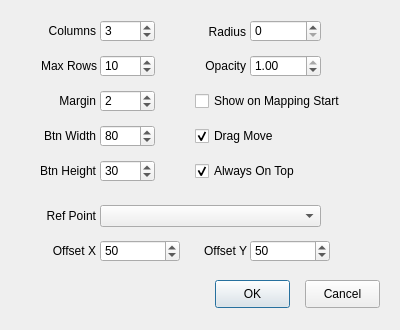
First picture: the form in QKeyMapper/qvbuttonpanelsetupdialog.ui, repository Zalafina/QKeyMapper, before the edit.
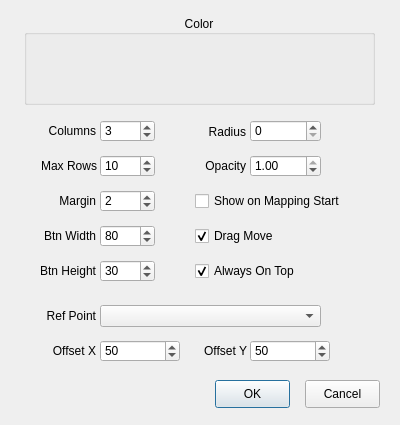
Second picture: the form after the edit.

Commit message: Add VButton Mapping - BG & Button Color picker.

The edit to the form file:
```diff
--- a/QKeyMapper/qvbuttonpanelsetupdialog.ui
+++ b/QKeyMapper/qvbuttonpanelsetupdialog.ui
@@ -7,7 +7,7 @@
     <x>0</x>
     <y>0</y>
     <width>400</width>
-    <height>330</height>
+    <height>425</height>
    </rect>
   </property>
   <property name="sizePolicy">
@@ -19,23 +19,39 @@
   <property name="minimumSize">
    <size>
     <width>400</width>
-    <height>330</height>
+    <height>425</height>
    </size>
   </property>
   <property name="maximumSize">
    <size>
     <width>400</width>
-    <height>330</height>
+    <height>425</height>
    </size>
   </property>
   <property name="windowTitle">
    <string>VButton Panel Setup</string>
   </property>
+  <widget class="QGroupBox" name="colorGroupBox">
+   <property name="geometry">
+    <rect>
+     <x>24</x>
+     <y>15</y>
+     <width>351</width>
+     <height>90</height>
+    </rect>
+   </property>
+   <property name="title">
+    <string>Color</string>
+   </property>
+   <property name="alignment">
+    <set>Qt::AlignmentFlag::AlignCenter</set>
+   </property>
+  </widget>
   <widget class="QLabel" name="columnsLabel">
    <property name="geometry">
     <rect>
      <x>16</x>
-     <y>20</y>
+     <y>120</y>
      <width>80</width>
      <height>22</height>
     </rect>
@@ -51,7 +67,7 @@
    <property name="geometry">
     <rect>
      <x>100</x>
-     <y>20</y>
+     <y>120</y>
      <width>55</width>
      <height>22</height>
     </rect>
@@ -73,7 +89,7 @@
    <property name="geometry">
     <rect>
      <x>21</x>
-     <y>55</y>
+     <y>155</y>
      <width>76</width>
      <height>22</height>
     </rect>
@@ -89,7 +105,7 @@
    <property name="geometry">
     <rect>
      <x>100</x>
-     <y>55</y>
+     <y>155</y>
      <width>55</width>
      <height>22</height>
     </rect>
@@ -111,7 +127,7 @@
    <property name="geometry">
     <rect>
      <x>5</x>
-     <y>125</y>
+     <y>225</y>
      <width>91</width>
      <height>22</height>
     </rect>
@@ -127,7 +143,7 @@
    <property name="geometry">
     <rect>
      <x>100</x>
-     <y>125</y>
+     <y>225</y>
      <width>55</width>
      <height>22</height>
     </rect>
@@ -149,7 +165,7 @@
    <property name="geometry">
     <rect>
      <x>170</x>
-     <y>55</y>
+     <y>155</y>
      <width>76</width>
      <height>22</height>
     </rect>
@@ -165,7 +181,7 @@
    <property name="geometry">
     <rect>
      <x>250</x>
-     <y>55</y>
+     <y>155</y>
      <width>71</width>
      <height>22</height>
     </rect>
@@ -193,7 +209,7 @@
    <property name="geometry">
     <rect>
      <x>5</x>
-     <y>160</y>
+     <y>260</y>
      <width>91</width>
      <height>22</height>
     </rect>
@@ -209,7 +225,7 @@
    <property name="geometry">
     <rect>
      <x>100</x>
-     <y>160</y>
+     <y>260</y>
      <width>55</width>
      <height>22</height>
     </rect>
@@ -231,7 +247,7 @@
    <property name="geometry">
     <rect>
      <x>195</x>
-     <y>160</y>
+     <y>260</y>
      <width>191</width>
      <height>22</height>
     </rect>
@@ -247,7 +263,7 @@
    <property name="geometry">
     <rect>
      <x>16</x>
-     <y>90</y>
+     <y>190</y>
      <width>80</width>
      <height>22</height>
     </rect>
@@ -263,7 +279,7 @@
    <property name="geometry">
     <rect>
      <x>100</x>
-     <y>90</y>
+     <y>190</y>
      <width>55</width>
      <height>22</height>
     </rect>
@@ -285,7 +301,7 @@
    <property name="geometry">
     <rect>
      <x>170</x>
-     <y>21</y>
+     <y>121</y>
      <width>76</width>
      <height>22</height>
     </rect>
@@ -301,7 +317,7 @@
    <property name="geometry">
     <rect>
      <x>250</x>
-     <y>20</y>
+     <y>120</y>
      <width>71</width>
      <height>22</height>
     </rect>
@@ -323,7 +339,7 @@
    <property name="geometry">
     <rect>
      <x>195</x>
-     <y>125</y>
+     <y>225</y>
      <width>191</width>
      <height>22</height>
     </rect>
@@ -339,7 +355,7 @@
    <property name="geometry">
     <rect>
      <x>195</x>
-     <y>90</y>
+     <y>190</y>
      <width>191</width>
      <height>22</height>
     </rect>
@@ -355,7 +371,7 @@
    <property name="geometry">
     <rect>
      <x>16</x>
-     <y>205</y>
+     <y>305</y>
      <width>80</width>
      <height>22</height>
     </rect>
@@ -371,7 +387,7 @@
    <property name="geometry">
     <rect>
      <x>100</x>
-     <y>205</y>
+     <y>305</y>
      <width>221</width>
      <height>22</height>
     </rect>
@@ -384,7 +400,7 @@
    <property name="geometry">
     <rect>
      <x>16</x>
-     <y>240</y>
+     <y>340</y>
      <width>80</width>
      <height>22</height>
     </rect>
@@ -400,7 +416,7 @@
    <property name="geometry">
     <rect>
      <x>100</x>
-     <y>240</y>
+     <y>340</y>
      <width>80</width>
      <height>22</height>
     </rect>
@@ -422,7 +438,7 @@
    <property name="geometry">
     <rect>
      <x>176</x>
-     <y>240</y>
+     <y>340</y>
      <width>71</width>
      <height>22</height>
     </rect>
@@ -438,7 +454,7 @@
    <property name="geometry">
     <rect>
      <x>250</x>
-     <y>240</y>
+     <y>340</y>
      <width>80</width>
      <height>22</height>
     </rect>
@@ -460,7 +476,7 @@
    <property name="geometry">
     <rect>
      <x>215</x>
-     <y>280</y>
+     <y>380</y>
      <width>75</width>
      <height>28</height>
     </rect>
@@ -476,7 +492,7 @@
    <property name="geometry">
     <rect>
      <x>305</x>
-     <y>280</y>
+     <y>380</y>
      <width>75</width>
      <height>28</height>
     </rect>
```
The commit also changes 15 other files.
